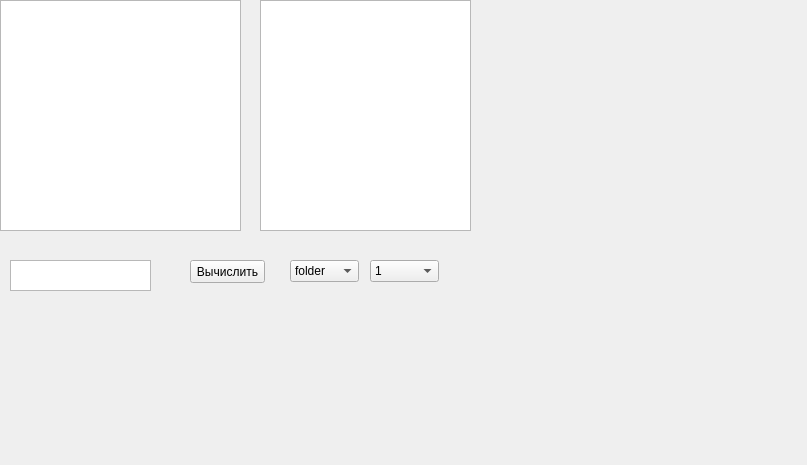
First picture: the form in widget.ui, repository Fizers/ttttttttt, before the edit.
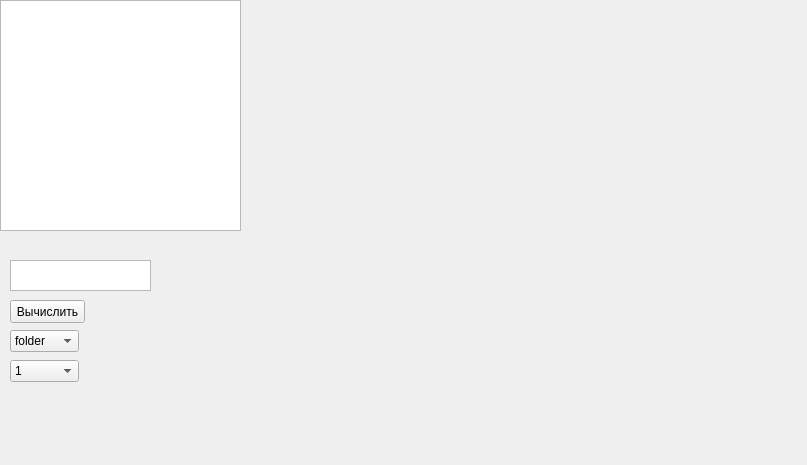
Second picture: the form after the edit.

```diff
--- a/widget.ui
+++ b/widget.ui
@@ -13,16 +13,6 @@
   <property name="windowTitle">
    <string>Widget</string>
   </property>
-  <widget class="QTableView" name="tableView">
-   <property name="geometry">
-    <rect>
-     <x>260</x>
-     <y>0</y>
-     <width>211</width>
-     <height>231</height>
-    </rect>
-   </property>
-  </widget>
   <widget class="QTreeView" name="treeView">
    <property name="geometry">
     <rect>
@@ -36,8 +26,8 @@
   <widget class="QPushButton" name="pushButton">
    <property name="geometry">
     <rect>
-     <x>190</x>
-     <y>260</y>
+     <x>10</x>
+     <y>300</y>
      <width>75</width>
      <height>23</height>
     </rect>
@@ -59,8 +49,8 @@
   <widget class="QComboBox" name="comboBox">
    <property name="geometry">
     <rect>
-     <x>290</x>
-     <y>260</y>
+     <x>10</x>
+     <y>330</y>
      <width>69</width>
      <height>22</height>
     </rect>
@@ -79,8 +69,8 @@
   <widget class="QComboBox" name="comboBox_2">
    <property name="geometry">
     <rect>
-     <x>370</x>
-     <y>260</y>
+     <x>10</x>
+     <y>360</y>
      <width>69</width>
      <height>22</height>
     </rect>
@@ -104,10 +94,10 @@
   <widget class="QStackedWidget" name="stackedWidget">
    <property name="geometry">
     <rect>
-     <x>519</x>
-     <y>19</y>
-     <width>221</width>
-     <height>251</height>
+     <x>270</x>
+     <y>0</y>
+     <width>441</width>
+     <height>391</height>
     </rect>
    </property>
    <widget class="QWidget" name="page"/>
```
Left out of the diff: 4 changed lines with no effect on the pictures.
